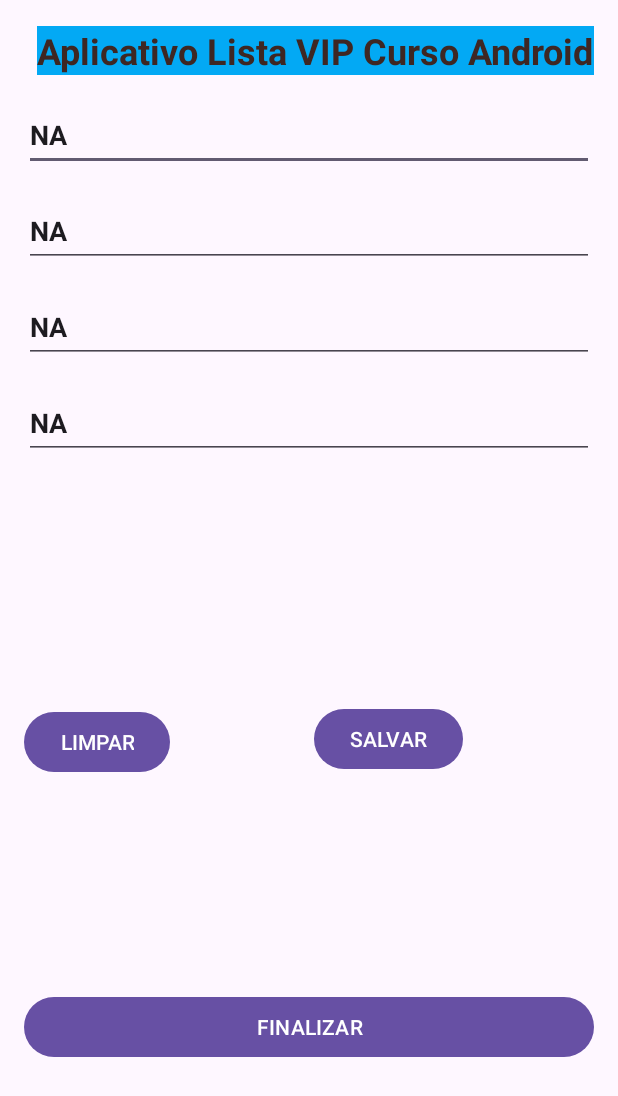
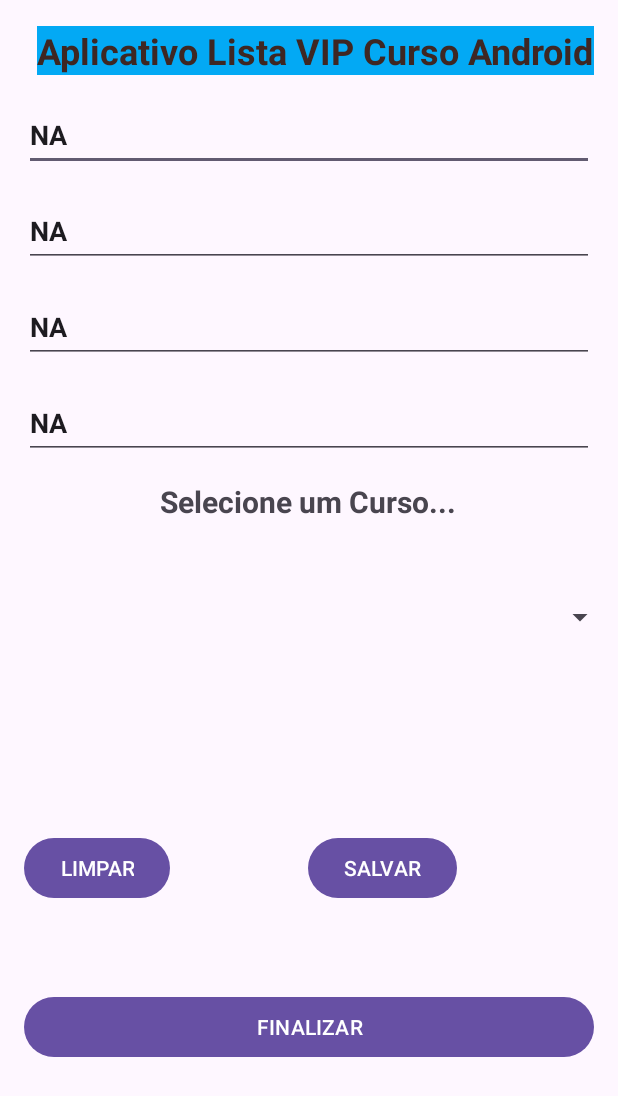
Before and after one commit to Bscanto/Curso-Desenvolvimento-Android-2023, an Android app: the screen it shows after launch (MainActivity), on a phone screen of 412 x 824 dp. Shown: the top 1096 px of the screen. Run offline under Robolectric (Android 15) with nearby library versions, the phone set to English and light mode, and no system bars.

Commit message:
Refatoração do Layout - Spinner

```diff
--- a/AppListaCurso/app/src/main/res/layout/activity_main.xml
+++ b/AppListaCurso/app/src/main/res/layout/activity_main.xml
@@ -87,18 +87,18 @@
         app:layout_constraintBottom_toTopOf="@+id/btnFinalizar"
         app:layout_constraintStart_toStartOf="parent"
         app:layout_constraintTop_toBottomOf="@+id/editTelefoneContato"
-        app:layout_constraintVertical_bias="0.536" />
+        app:layout_constraintVertical_bias="0.81" />
 
     <Button
         android:id="@+id/btnSalvar"
         android:layout_width="wrap_content"
         android:layout_height="wrap_content"
-        android:layout_marginStart="96dp"
+        android:layout_marginStart="92dp"
         android:text="@string/txt_button_salvar"
         app:layout_constraintBottom_toTopOf="@+id/btnFinalizar"
         app:layout_constraintStart_toEndOf="@+id/btnLimpar"
         app:layout_constraintTop_toBottomOf="@+id/editTelefoneContato"
-        app:layout_constraintVertical_bias="0.531" />
+        app:layout_constraintVertical_bias="0.81" />
 
     <Button
         android:id="@+id/btnFinalizar"
@@ -114,4 +114,30 @@
         app:layout_constraintTop_toBottomOf="@+id/editTelefoneContato"
         app:layout_constraintVertical_bias="0.773" />
 
+    <Spinner
+        android:id="@+id/spinner3"
+        android:layout_width="409dp"
+        android:layout_height="wrap_content"
+        android:layout_marginStart="16dp"
+        android:layout_marginEnd="16dp"
+        app:layout_constraintBottom_toTopOf="@+id/btnSalvar"
+        app:layout_constraintEnd_toEndOf="parent"
+        app:layout_constraintStart_toStartOf="parent"
+        app:layout_constraintTop_toBottomOf="@+id/editTelefoneContato"
+        app:layout_constraintVertical_bias="0.416" />
+
+    <TextView
+        android:id="@+id/txtListaSpinner"
+        android:layout_width="wrap_content"
+        android:layout_height="wrap_content"
+        android:text="Selecione um Curso..."
+        android:textSize="20sp"
+        android:textStyle="bold"
+        app:layout_constraintBottom_toTopOf="@+id/spinner3"
+        app:layout_constraintEnd_toEndOf="parent"
+        app:layout_constraintHorizontal_bias="0.497"
+        app:layout_constraintStart_toStartOf="parent"
+        app:layout_constraintTop_toBottomOf="@+id/editTelefoneContato"
+        app:layout_constraintVertical_bias="0.223" />
+
 </androidx.constraintlayout.widget.ConstraintLayout>
```
